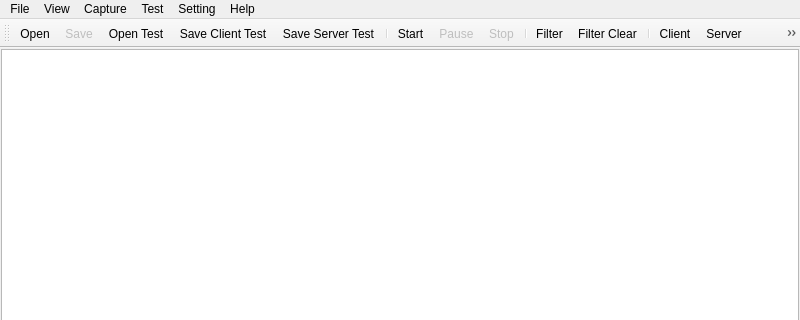
Qt form ui/mainwindow.ui (ctrlfrmb/fkcap) before a commit; both pictures show x 0 to 800 and y 0 to 320 of the 800 by 640 pixel window.
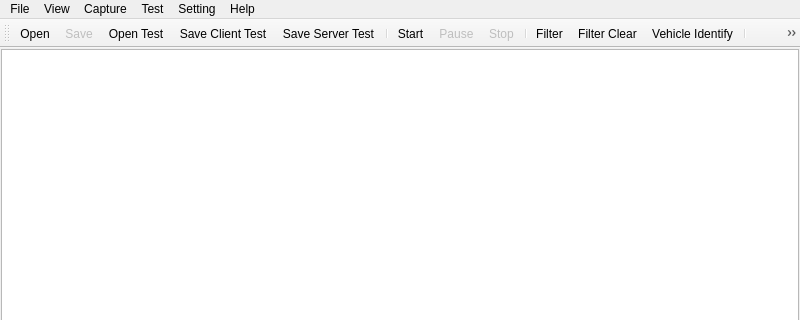
The same form after that commit. Icons and pictures are not drawn.

Commit message: add:vehicle find

```diff
--- a/ui/mainwindow.ui
+++ b/ui/mainwindow.ui
@@ -141,15 +141,13 @@
    <addaction name="separator"/>
    <addaction name="actionFilter"/>
    <addaction name="actionFilter_Clear"/>
+   <addaction name="actionVehicle_Identify"/>
    <addaction name="separator"/>
    <addaction name="actionClient"/>
    <addaction name="actionServer"/>
    <addaction name="actionSimulation_Client"/>
    <addaction name="actionSimulation_Server"/>
-   <addaction name="separator"/>
-   <addaction name="actionDoIP_Client"/>
-   <addaction name="actionDoIP_Server"/>
-   <addaction name="separator"/>
+   <addaction name="actionSender"/>
   </widget>
   <widget class="QStatusBar" name="statusBar"/>
   <action name="actionAbout">
@@ -223,24 +221,6 @@
     <string>Capture Filter Clear</string>
    </property>
   </action>
-  <action name="actionDoIP_Client">
-   <property name="icon">
-    <iconset resource="../resource.qrc">
-     <normaloff>:/images/resource/icons/doip_client.png</normaloff>:/images/resource/icons/doip_client.png</iconset>
-   </property>
-   <property name="text">
-    <string>DoIP Client</string>
-   </property>
-  </action>
-  <action name="actionDoIP_Server">
-   <property name="icon">
-    <iconset resource="../resource.qrc">
-     <normaloff>:/images/resource/icons/doip_server.png</normaloff>:/images/resource/icons/doip_server.png</iconset>
-   </property>
-   <property name="text">
-    <string>DoIP Server</string>
-   </property>
-  </action>
   <action name="actionSave">
    <property name="enabled">
     <bool>false</bool>
@@ -346,6 +326,27 @@
     <string>Simulation Server</string>
    </property>
   </action>
+  <action name="actionSender">
+   <property name="icon">
+    <iconset resource="../resource.qrc">
+     <normaloff>:/images/resource/icons/sender.png</normaloff>:/images/resource/icons/sender.png</iconset>
+   </property>
+   <property name="text">
+    <string>Sender</string>
+   </property>
+  </action>
+  <action name="actionVehicle_Identify">
+   <property name="icon">
+    <iconset resource="../resource.qrc">
+     <normaloff>:/images/resource/icons/vehicle_identify.png</normaloff>:/images/resource/icons/vehicle_identify.png</iconset>
+   </property>
+   <property name="text">
+    <string>Vehicle Identify</string>
+   </property>
+   <property name="toolTip">
+    <string>Automatically identify vehicle information</string>
+   </property>
+  </action>
  </widget>
  <layoutdefault spacing="6" margin="11"/>
  <resources>
```
Left out of the diff: 4 changed lines with no effect on the pictures. The commit also changes 26 other files.
